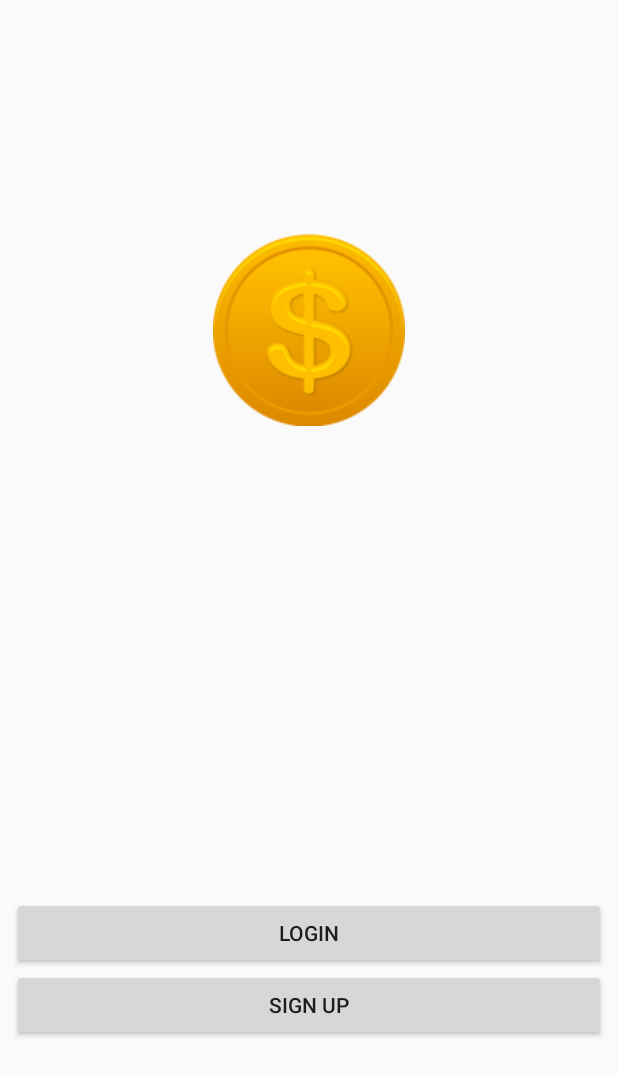
After one commit to SreejithThrivikraman/Splitter, an Android app: the LoginOptions screen opened directly, with no data from a screen before it, on a phone screen of 412 x 824 dp. The commit adds this screen. Shown: the top 1076 px of the screen. Run offline under Robolectric (Android 15) with nearby library versions, the phone set to English and light mode, and no system bars.

Commit message:
Completed design of login page

```diff
--- a/app/build.gradle
+++ b/app/build.gradle
@@ -22,7 +22,6 @@ dependencies {
     implementation fileTree(dir: 'libs', include: ['*.jar'])
     implementation 'com.android.support:appcompat-v7:28.0.0'
     implementation 'com.android.support.constraint:constraint-layout:1.1.3'
-
     testImplementation 'junit:junit:4.12'
     androidTestImplementation 'com.android.support.test:runner:1.0.2'
     androidTestImplementation 'com.android.support.test.espresso:espresso-core:3.0.2'
--- /dev/null
+++ b/app/src/main/java/com/thrivikraman/sreejith/dev/splitter/LoginOptions.java
@@ -0,0 +1,35 @@
+package com.thrivikraman.sreejith.dev.splitter;
+
+import android.content.Intent;
+import android.support.v7.app.AppCompatActivity;
+import android.os.Bundle;
+import android.view.View;
+import android.widget.Button;
+
+public class LoginOptions extends AppCompatActivity {
+
+    Button login,signup;
+
+    @Override
+    protected void onCreate(Bundle savedInstanceState) {
+        super.onCreate(savedInstanceState);
+        setContentView(R.layout.activity_login_options);
+
+        login = findViewById(R.id.login_button);
+        signup= findViewById(R.id.signup_button);
+
+        login.setOnClickListener(new View.OnClickListener() {
+            @Override
+            public void onClick(View view) {
+                Intent loginPage = new Intent(getApplicationContext(),Login.class);
+                startActivity(loginPage);
+            }
+        });
+
+
+
+
+    }
+
+
+}
--- a/app/src/main/java/com/thrivikraman/sreejith/dev/splitter/onBoarding.java
+++ b/app/src/main/java/com/thrivikraman/sreejith/dev/splitter/onBoarding.java
@@ -74,7 +74,7 @@ public class onBoarding extends AppCompatActivity
                 number_of_pages = introScreens.getCurrentItem();
 
                 if (number_of_pages == max_onBoardingScreens) {
-                    Intent intent = new Intent(getApplicationContext(), Home.class);
+                    Intent intent = new Intent(getApplicationContext(), LoginOptions.class);
                     startActivity(intent);
                 } else if (number_of_pages == max_onBoardingScreens - 1) {
                     next.setText("Finish");
--- /dev/null
+++ b/app/src/main/res/layout/activity_login_options.xml
@@ -0,0 +1,50 @@
+<?xml version="1.0" encoding="utf-8"?>
+<android.support.constraint.ConstraintLayout xmlns:android="http://schemas.android.com/apk/res/android"
+    xmlns:app="http://schemas.android.com/apk/res-auto"
+    xmlns:tools="http://schemas.android.com/tools"
+    android:layout_width="match_parent"
+    android:layout_height="match_parent"
+    tools:context=".LoginOptions">
+
+    <ImageView
+        android:id="@+id/imageView"
+        android:layout_width="wrap_content"
+        android:layout_height="wrap_content"
+        android:layout_marginEnd="8dp"
+        android:layout_marginLeft="8dp"
+        android:layout_marginRight="8dp"
+        android:layout_marginStart="8dp"
+        android:layout_marginTop="156dp"
+        app:layout_constraintEnd_toEndOf="parent"
+        app:layout_constraintStart_toStartOf="parent"
+        app:layout_constraintTop_toTopOf="parent"
+        app:srcCompat="@drawable/coin_us_dollar_icon_128" />
+
+    <Button
+        android:id="@+id/signup_button"
+        android:layout_width="0dp"
+        android:layout_height="wrap_content"
+        android:layout_marginBottom="130dp"
+        android:layout_marginEnd="8dp"
+        android:layout_marginLeft="8dp"
+        android:layout_marginRight="8dp"
+        android:layout_marginStart="8dp"
+        android:text="Sign Up"
+        app:layout_constraintBottom_toBottomOf="parent"
+        app:layout_constraintEnd_toEndOf="parent"
+        app:layout_constraintStart_toStartOf="parent" />
+
+    <Button
+        android:id="@+id/login_button"
+        android:layout_width="0dp"
+        android:layout_height="wrap_content"
+        android:layout_marginEnd="8dp"
+        android:layout_marginLeft="8dp"
+        android:layout_marginRight="8dp"
+        android:layout_marginStart="8dp"
+        android:text="Login"
+        app:layout_constraintBottom_toTopOf="@+id/signup_button"
+        app:layout_constraintEnd_toEndOf="parent"
+        app:layout_constraintStart_toStartOf="parent" />
+
+</android.support.constraint.ConstraintLayout>
--- a/app/src/main/res/values/colors.xml
+++ b/app/src/main/res/values/colors.xml
@@ -4,7 +4,8 @@
     <color name="colorPrimaryDark">#303F9F</color>
     <color name="colorAccent">#FF4081</color>
     <color name="white">#FFF</color>
-
+    <color name="black">#000</color>
+    <color name="hintGrey">#808080</color>
 
 
     <!-- onboarding screen background-->
--- a/build.gradle
+++ b/build.gradle
@@ -5,9 +5,7 @@ buildscript {
     repositories {
         google()
         jcenter()
-        maven { url 'https://jitpack.io' }
-
-    }
+}
     dependencies {
         classpath 'com.android.tools.build:gradle:3.1.0'
 
@@ -19,8 +17,6 @@ buildscript {
 
 allprojects {
     repositories {
-
-
         google()
         jcenter()
     }
```
Also changed, not shown: app/src/main/AndroidManifest.xml (+5 -5 lines), app/src/main/java/com/thrivikraman/sreejith/dev/splitter/Login.java (added, +24 -0 lines), app/src/main/res/layout/activity_home.xml (+0 -8 lines), app/src/main/res/layout/activity_login.xml (added, +103 -0 lines).
